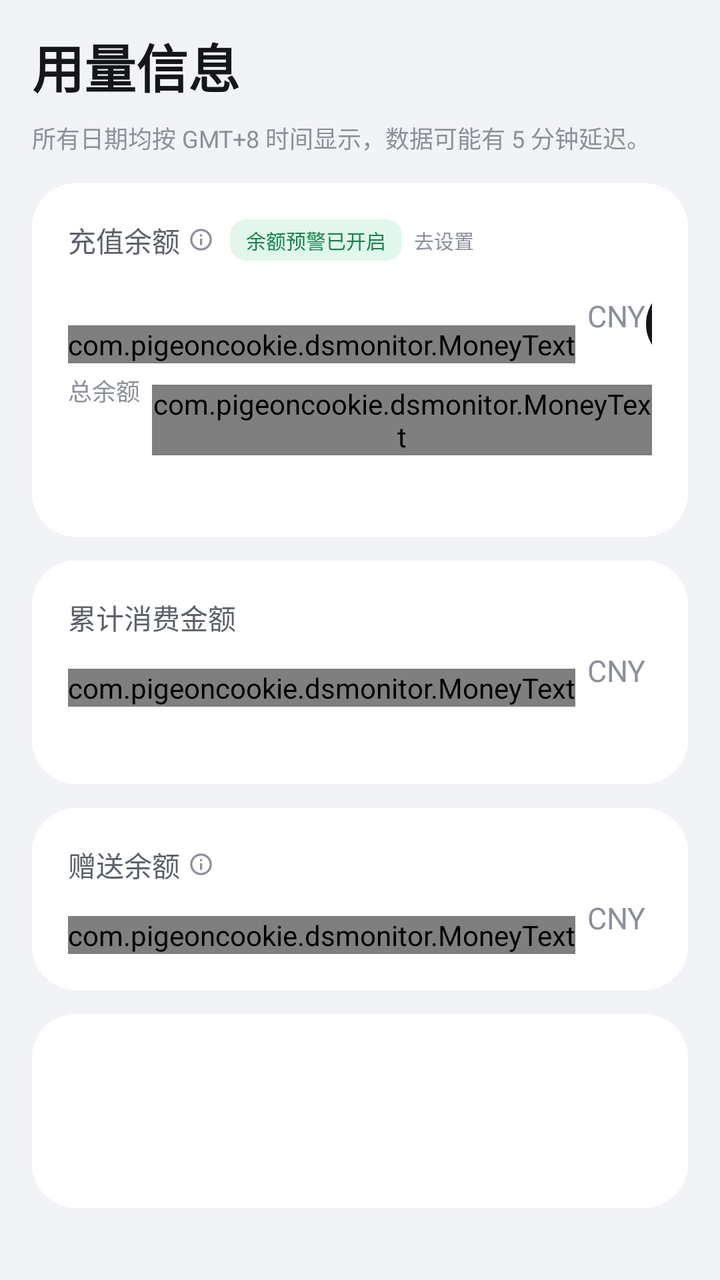
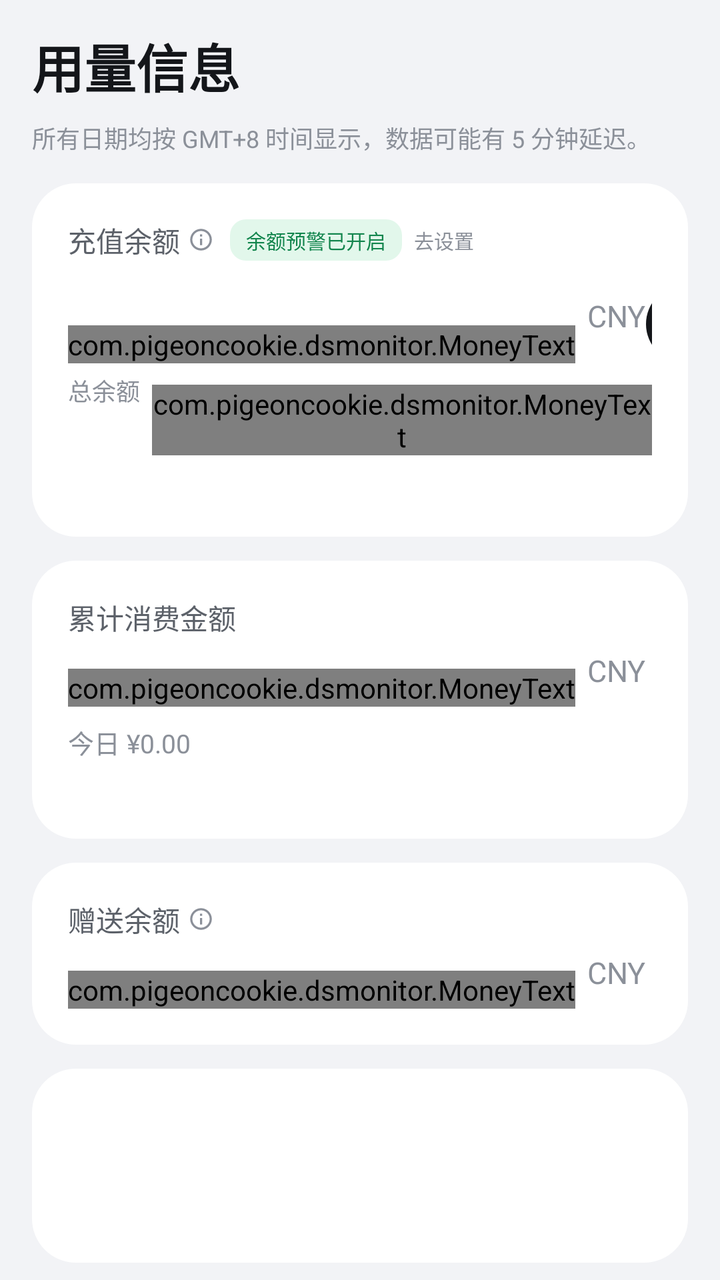

The first picture is an Android layout as it rendered before a commit; the second is the same layout after the commit. The layout source and the unified diff follow.
<!-- AndroidManifest.xml: application theme AppTheme -->
<!-- res/layout/page_dashboard.xml -->
<?xml version="1.0" encoding="utf-8"?>
<ScrollView xmlns:android="http://schemas.android.com/apk/res/android"
    android:layout_width="match_parent"
    android:layout_height="match_parent"
    android:background="@color/ds_bg"
    android:fillViewport="true"
    android:scrollbars="none">

    <LinearLayout
        android:layout_width="match_parent"
        android:layout_height="wrap_content"
        android:orientation="vertical"
        android:paddingStart="16dp"
        android:paddingTop="14dp"
        android:paddingEnd="16dp"
        android:paddingBottom="26dp">

        <TextView
            android:layout_width="wrap_content"
            android:layout_height="wrap_content"
            android:text="@string/dashboard_title"
            android:textColor="@color/ds_text"
            android:textSize="26sp"
            android:textStyle="bold" />

        <TextView
            android:layout_width="match_parent"
            android:layout_height="wrap_content"
            android:layout_marginTop="8dp"
            android:lineSpacingExtra="3dp"
            android:text="@string/dashboard_subtitle"
            android:textColor="@color/ds_text_3"
            android:textSize="12sp" />

        <FrameLayout
            android:id="@+id/card_balance"
            android:layout_width="match_parent"
            android:layout_height="wrap_content"
            android:layout_marginTop="14dp"
            android:background="@drawable/bg_card">

            <LinearLayout
                android:layout_width="match_parent"
                android:layout_height="wrap_content"
                android:orientation="vertical"
                android:padding="18dp">

                <LinearLayout
                    android:layout_width="match_parent"
                    android:layout_height="wrap_content"
                    android:gravity="center_vertical"
                    android:orientation="horizontal">

                    <TextView
                        android:layout_width="wrap_content"
                        android:layout_height="wrap_content"
                        android:text="@string/topup_balance"
                        android:textColor="@color/ds_text_2"
                        android:textSize="14sp" />

                    <ImageView
                        android:layout_width="13dp"
                        android:layout_height="13dp"
                        android:layout_marginStart="4dp"
                        android:contentDescription="@null"
android:id="@+id/info_balance"
                        android:src="@drawable/ic_info"
                        android:tint="@color/ds_text_3" />

                    <TextView
                        android:id="@+id/badge_alert"
                        android:layout_width="wrap_content"
                        android:layout_height="wrap_content"
                        android:layout_marginStart="8dp"
                        android:background="@drawable/bg_badge"
                        android:paddingStart="8dp"
                        android:paddingTop="3dp"
                        android:paddingEnd="8dp"
                        android:paddingBottom="3dp"
                        android:text="@string/alert_on"
                        android:textColor="@color/ds_badge_fg"
                        android:textSize="10sp" />

                    <TextView
                        android:id="@+id/btn_alert_setup"
                        android:layout_width="wrap_content"
                        android:layout_height="wrap_content"
                        android:layout_marginStart="6dp"
                        android:text="@string/go_settings"
                        android:textColor="@color/ds_text_3"
                        android:textSize="10sp" />
                </LinearLayout>

                <LinearLayout
                    android:layout_width="match_parent"
                    android:layout_height="wrap_content"
                    android:layout_marginTop="12dp"
                    android:gravity="bottom"
                    android:orientation="horizontal">

                    <com.pigeoncookie.dsmonitor.MoneyText
                        android:id="@+id/money_total"
                        android:layout_width="wrap_content"
                        android:layout_height="wrap_content"
                        android:text="¥--.--"
                        android:textColor="@color/ds_text"
                        android:textSize="34sp"
                        android:textStyle="bold" />

                    <TextView
                        android:id="@+id/currency_total"
                        android:layout_width="wrap_content"
                        android:layout_height="wrap_content"
                        android:layout_marginStart="6dp"
                        android:layout_marginBottom="4dp"
                        android:text="CNY"
                        android:textColor="@color/ds_text_3"
                        android:textSize="15sp" />

                    <View
                        android:layout_width="0dp"
                        android:layout_height="1dp"
                        android:layout_weight="1" />

                    <TextView
                        android:id="@+id/btn_topup"
                        android:layout_width="wrap_content"
                        android:layout_height="wrap_content"
                        android:background="@drawable/bg_pill"
                        android:paddingStart="20dp"
                        android:paddingTop="10dp"
                        android:paddingEnd="20dp"
                        android:paddingBottom="10dp"
                        android:text="@string/go_topup"
                        android:textColor="@color/ds_pill_fg"
                        android:textSize="13sp" />
                </LinearLayout>

                <LinearLayout
                    android:layout_width="wrap_content"
                    android:layout_height="wrap_content"
                    android:layout_marginTop="8dp"
                    android:gravity="bottom"
                    android:orientation="horizontal">

                    <TextView
                        android:layout_width="wrap_content"
                        android:layout_height="wrap_content"
                        android:text="总余额"
                        android:textColor="@color/ds_text_3"
                        android:textSize="12sp" />

                    <com.pigeoncookie.dsmonitor.MoneyText
                        android:id="@+id/money_total_all"
                        android:layout_width="wrap_content"
                        android:layout_height="wrap_content"
                        android:layout_marginStart="6dp"
                        android:text="¥--.--"
                        android:textColor="@color/ds_text_2"
                        android:textSize="15sp"
                        android:textStyle="bold" />

                    <TextView
                        android:layout_width="wrap_content"
                        android:layout_height="wrap_content"
                        android:layout_marginStart="4dp"
                        android:layout_marginBottom="1dp"
                        android:text="CNY"
                        android:textColor="@color/ds_text_3"
                        android:textSize="10sp" />
                </LinearLayout>

                <TextView
                    android:id="@+id/balance_meta"
                    android:layout_width="match_parent"
                    android:layout_height="wrap_content"
                    android:layout_marginTop="8dp"
                    android:text=""
                    android:textColor="@color/ds_text_3"
                    android:textSize="11sp" />
            </LinearLayout>
        </FrameLayout>

        <LinearLayout
            android:layout_width="match_parent"
            android:layout_height="wrap_content"
            android:layout_marginTop="12dp"
            android:background="@drawable/bg_card"
            android:orientation="vertical"
            android:padding="18dp">

            <TextView
                android:layout_width="wrap_content"
                android:layout_height="wrap_content"
                android:text="@string/cumulative_cost"
                android:textColor="@color/ds_text_2"
                android:textSize="14sp" />

            <LinearLayout
                android:layout_width="match_parent"
                android:layout_height="wrap_content"
                android:layout_marginTop="10dp"
                android:gravity="bottom"
                android:orientation="horizontal">

                <com.pigeoncookie.dsmonitor.MoneyText
                    android:id="@+id/money_cumulative"
                    android:layout_width="wrap_content"
                    android:layout_height="wrap_content"
                    android:text="¥--.--"
                    android:textColor="@color/ds_text"
                    android:textSize="32sp"
                    android:textStyle="bold" />

                <TextView
                    android:id="@+id/currency_cumulative"
                    android:layout_width="wrap_content"
                    android:layout_height="wrap_content"
                    android:layout_marginStart="6dp"
                    android:layout_marginBottom="4dp"
                    android:text="CNY"
                    android:textColor="@color/ds_text_3"
                    android:textSize="15sp" />
            </LinearLayout>

            <TextView
                android:id="@+id/cumulative_meta"
                android:layout_width="match_parent"
                android:layout_height="wrap_content"
                android:layout_marginTop="6dp"
                android:textColor="@color/ds_text_3"
                android:textSize="11sp" />
        </LinearLayout>

        <LinearLayout
            android:layout_width="match_parent"
            android:layout_height="wrap_content"
            android:layout_marginTop="12dp"
            android:background="@drawable/bg_card"
            android:orientation="vertical"
            android:padding="18dp">

            <LinearLayout
                android:layout_width="match_parent"
                android:layout_height="wrap_content"
                android:gravity="center_vertical"
                android:orientation="horizontal">

                <TextView
                    android:layout_width="wrap_content"
                    android:layout_height="wrap_content"
                    android:text="@string/granted_balance"
                    android:textColor="@color/ds_text_2"
                    android:textSize="14sp" />

                <ImageView
                    android:layout_width="13dp"
                    android:layout_height="13dp"
                    android:layout_marginStart="4dp"
                    android:contentDescription="@null"
                    android:id="@+id/info_granted"
                        android:src="@drawable/ic_info"
                    android:tint="@color/ds_text_3" />
            </LinearLayout>

            <LinearLayout
                android:layout_width="match_parent"
                android:layout_height="wrap_content"
                android:layout_marginTop="10dp"
                android:gravity="bottom"
                android:orientation="horizontal">

                <com.pigeoncookie.dsmonitor.MoneyText
                    android:id="@+id/money_granted"
                    android:layout_width="wrap_content"
                    android:layout_height="wrap_content"
                    android:text="¥--.--"
                    android:textColor="@color/ds_text"
                    android:textSize="32sp"
                    android:textStyle="bold" />

                <TextView
                    android:id="@+id/currency_granted"
                    android:layout_width="wrap_content"
                    android:layout_height="wrap_content"
                    android:layout_marginStart="6dp"
                    android:layout_marginBottom="4dp"
                    android:text="CNY"
                    android:textColor="@color/ds_text_3"
                    android:textSize="15sp" />
            </LinearLayout>
        </LinearLayout>

        <LinearLayout
            android:layout_width="match_parent"
            android:layout_height="wrap_content"
            android:layout_marginTop="12dp"
            android:background="@drawable/bg_card"
            android:orientation="vertical"
            android:padding="18dp">

            <TextView
                android:id="@+id/source_line"
                android:layout_width="match_parent"
                android:layout_height="wrap_content"
                android:textColor="@color/ds_text_2"
                android:textSize="12sp" />

            <TextView
                android:id="@+id/updated_line"
                android:layout_width="match_parent"
                android:layout_height="wrap_content"
                android:layout_marginTop="6dp"
                android:textColor="@color/ds_text_3"
                android:textSize="12sp" />

            <TextView
                android:id="@+id/sample_line"
                android:layout_width="match_parent"
                android:layout_height="wrap_content"
                android:layout_marginTop="6dp"
                android:textColor="@color/ds_text_3"
                android:textSize="12sp" />
        </LinearLayout>
    </LinearLayout>
</ScrollView>
<!-- resources referenced by this layout -->
<resources>
  <color name="ds_badge_fg">#12854D</color>
  <color name="ds_bg">#F2F3F6</color>
  <color name="ds_pill_fg">#FFFFFF</color>
  <color name="ds_text">#14161A</color>
  <color name="ds_text_2">#5C6169</color>
  <color name="ds_text_3">#8B9099</color>
  <!-- drawable bg_badge (drawable) -->
  <?xml version="1.0" encoding="utf-8"?>
  <shape xmlns:android="http://schemas.android.com/apk/res/android" android:shape="rectangle">
      <solid android:color="@color/ds_badge_bg" />
      <corners android:radius="8dp" />
  </shape>
  <!-- drawable bg_card (drawable) -->
  <?xml version="1.0" encoding="utf-8"?>
  <shape xmlns:android="http://schemas.android.com/apk/res/android" android:shape="rectangle">
      <solid android:color="@color/ds_card" />
      <corners android:radius="22dp" />
  </shape>
  <!-- drawable bg_pill (drawable) -->
  <?xml version="1.0" encoding="utf-8"?>
  <shape xmlns:android="http://schemas.android.com/apk/res/android" android:shape="rectangle">
      <solid android:color="@color/ds_pill_bg" />
      <corners android:radius="999dp" />
  </shape>
  <!-- drawable ic_info (drawable) -->
  <?xml version="1.0" encoding="utf-8"?>
  <vector xmlns:android="http://schemas.android.com/apk/res/android"
      android:width="24dp"
      android:height="24dp"
      android:viewportWidth="24"
      android:viewportHeight="24">
      <path
          android:fillColor="#FFFFFFFF"
          android:pathData="M11,7h2v2h-2V7zM11,11h2v6h-2v-6zM12,2C6.48,2 2,6.48 2,12s4.48,10 10,10 10,-4.48 10,-10S17.52,2 12,2zM12,20c-4.41,0 -8,-3.59 -8,-8s3.59,-8 8,-8 8,3.59 8,8 -3.59,8 -8,8z" />
  </vector>
  <string name="alert_on">余额预警已开启</string>
  <string name="cumulative_cost">累计消费金额</string>
  <string name="dashboard_subtitle">所有日期均按 GMT+8 时间显示，数据可能有 5 分钟延迟。</string>
  <string name="dashboard_title">用量信息</string>
  <string name="go_settings">去设置</string>
  <string name="go_topup">去充值</string>
  <string name="granted_balance">赠送余额</string>
  <string name="topup_balance">充值余额</string>
  <style name="AppTheme" parent="@android:style/Theme.Material.Light.NoActionBar">
          <item name="android:windowBackground">@color/ds_bg</item>
          <item name="android:colorAccent">@color/ds_accent</item>
          <item name="android:colorPrimary">@color/ds_accent</item>
          <item name="android:statusBarColor">@color/ds_navbar</item>
          <item name="android:navigationBarColor">@color/ds_navbar</item>
          <item name="android:windowLightStatusBar">false</item>
          <item name="android:textColorPrimary">@color/ds_text</item>
          <item name="android:textColorHint">@color/ds_text_3</item>
          <item name="android:textColorSecondary">@color/ds_text_2</item>
      </style>
  <color name="ds_badge_bg">#E2F7EB</color>
  <color name="ds_card">#FFFFFF</color>
  <color name="ds_pill_bg">#14161A</color>
  <color name="ds_accent">#4D6BFE</color>
  <color name="ds_navbar">#101014</color>
</resources>

<!-- the commit's change to res/layout/page_dashboard.xml (unified diff, before → after) -->
@@ -224,6 +224,15 @@ android:id="@+id/info_balance"
             </LinearLayout>
 
             <TextView
+                android:id="@+id/today_cost"
+                android:layout_width="wrap_content"
+                android:layout_height="wrap_content"
+                android:layout_marginTop="8dp"
+                android:text="今日 ¥0.00"
+                android:textColor="@color/ds_text_3"
+                android:textSize="13sp" />
+
+            <TextView
                 android:id="@+id/cumulative_meta"
                 android:layout_width="match_parent"
                 android:layout_height="wrap_content"
@@ -264,6 +273,7 @@ android:id="@+id/info_balance"
             </LinearLayout>
 
             <LinearLayout
+            android:id="@+id/card_granted"
                 android:layout_width="match_parent"
                 android:layout_height="wrap_content"
                 android:layout_marginTop="10dp"
